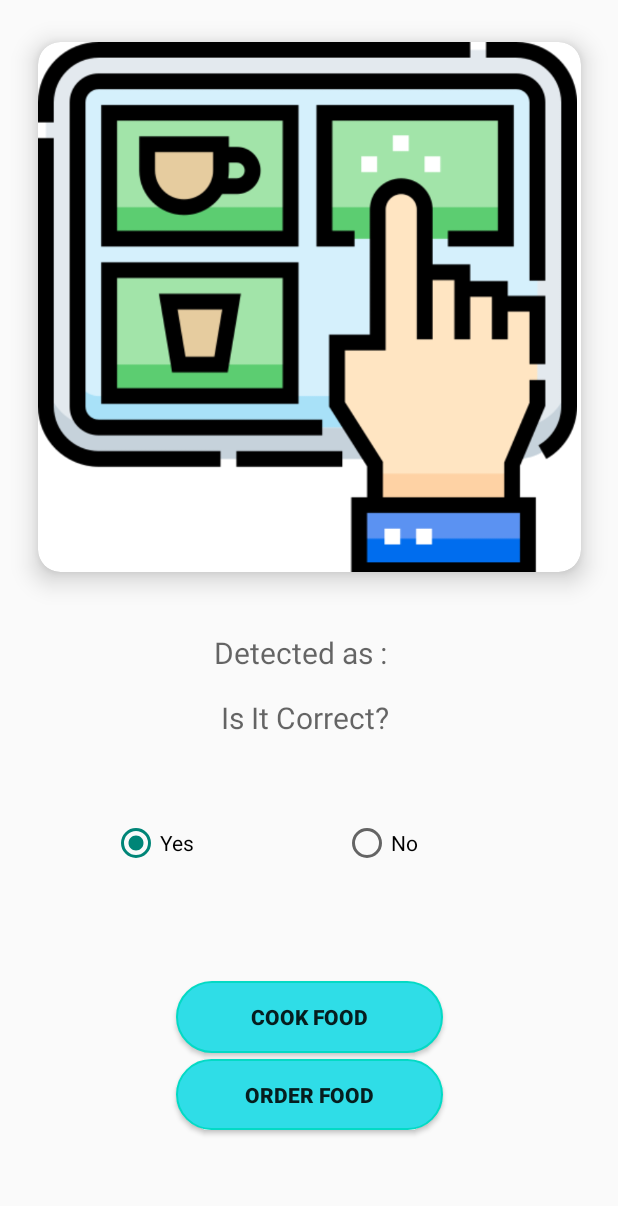
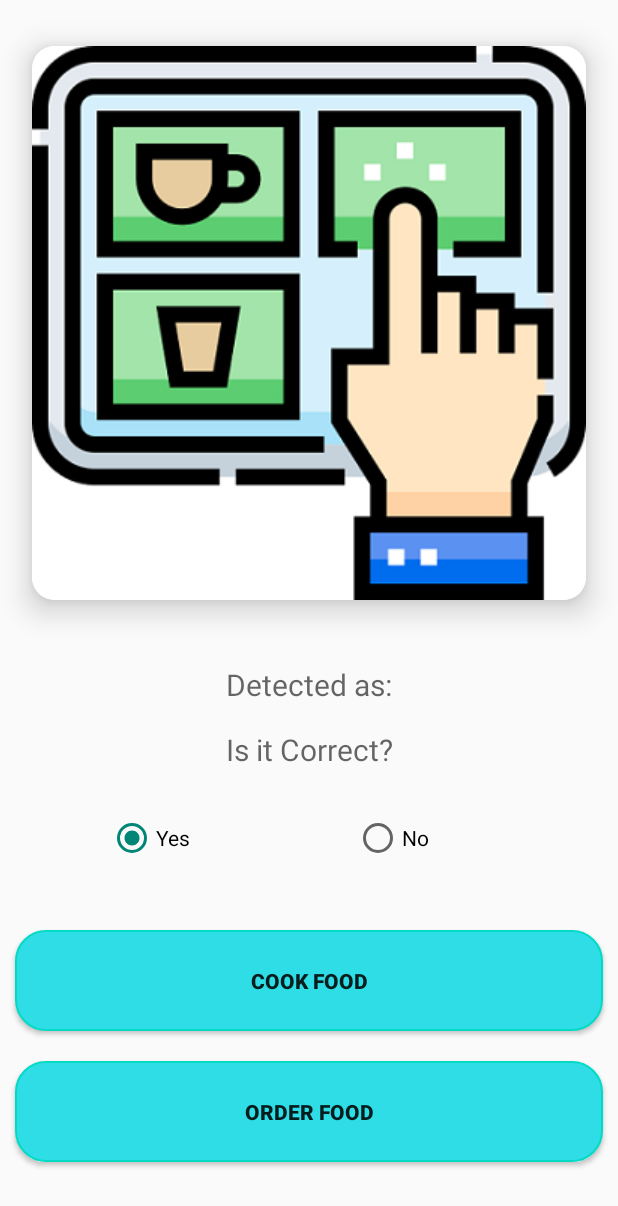
Before and after one commit to Raj-53/Group44_OneClickBite_Final, an Android app: the Food_Detection_Activity screen opened directly, with no data from a screen before it, after a tap on "Yes", on a phone screen of 412 x 824 dp. Shown: the top 1206 px of the screen. Run offline under Robolectric (Android 15) with nearby library versions, the phone set to English and light mode, and no system bars.

Commit message:
Ui improvements

```diff
--- a/app/src/main/AndroidManifest.xml
+++ b/app/src/main/AndroidManifest.xml
@@ -25,7 +25,6 @@
         <activity
             android:name=".Splash"
             android:theme="@style/Theme.Design.Light.NoActionBar"
-            android:configChanges="orientation"
             android:exported="true">
             <intent-filter>
                 <action android:name="android.intent.action.MAIN" />
@@ -35,13 +34,11 @@
         <activity
             android:name=".Food_Detection_Activity"
             android:theme="@style/Theme.Design.Light.NoActionBar"
-            android:configChanges="orientation"
             android:exported="false"/>
         <activity
             android:name=".MainActivity"
             android:theme="@style/Theme.Design.Light.NoActionBar"
-            android:configChanges="orientation"
-            android:exported="true">
+            android:exported="false">
         </activity>
     </application>
 
--- a/app/src/main/res/drawable/btn_styling.xml
+++ b/app/src/main/res/drawable/btn_styling.xml
@@ -8,6 +8,10 @@
         android:width="1dp"
         android:color="@color/teal_200" />
     <corners
-        android:radius="40dp" />
-
+        android:radius="20dp" />
+    <padding
+        android:top="24dp"
+        android:right="24dp"
+        android:left="24dp"
+        android:bottom="24dp" />
 </shape>
--- a/app/src/main/res/layout-land/activity_food_detection.xml
+++ b/app/src/main/res/layout-land/activity_food_detection.xml
@@ -19,14 +19,15 @@
 
             <androidx.cardview.widget.CardView
                 android:id="@+id/cardView"
-                android:layout_width="281dp"
-                android:layout_height="255dp"
+                android:layout_width="wrap_content"
+                android:layout_height="wrap_content"
                 android:layout_marginStart="24dp"
                 android:layout_marginTop="8dp"
                 android:layout_marginBottom="8dp"
                 app:cardCornerRadius="15dp"
                 app:cardElevation="10dp"
                 app:cardUseCompatPadding="true"
+                app:cardPreventCornerOverlap="true"
                 app:layout_constraintBottom_toBottomOf="parent"
                 app:layout_constraintStart_toStartOf="parent"
                 app:layout_constraintTop_toTopOf="parent"
@@ -34,8 +35,8 @@
 
                 <ImageView
                     android:id="@+id/FoodImg"
-                    android:layout_width="257dp"
-                    android:layout_height="216dp"
+                    android:layout_width="match_parent"
+                    android:layout_height="match_parent"
                     android:scaleType="fitXY"
                     android:src="@drawable/select_food" />
 
@@ -44,29 +45,29 @@
 
             <TextView
                 android:id="@+id/txtLabel"
-                android:layout_width="270dp"
+                android:layout_width="wrap_content"
                 android:layout_height="wrap_content"
                 android:layout_marginStart="24dp"
                 android:layout_marginTop="16dp"
-                android:hint="Detected Food label"
+                android:hint="@string/tvHint"
                 android:textAlignment="center"
                 android:textAllCaps="false"
                 android:textSize="20sp"
+                app:layout_constraintEnd_toEndOf="parent"
                 app:layout_constraintStart_toEndOf="@+id/cardView"
                 app:layout_constraintTop_toTopOf="parent" />
 
             <TextView
                 android:id="@+id/txtCorrect"
-                android:layout_width="270dp"
+                android:layout_width="wrap_content"
                 android:layout_height="wrap_content"
                 android:layout_marginTop="18dp"
-                android:hint="Is It Correct?"
+                android:hint="@string/tvHint1"
                 android:textAlignment="center"
                 android:textAllCaps="false"
                 android:textSize="20sp"
-                app:layout_constraintEnd_toEndOf="@+id/txtLabel"
-                app:layout_constraintHorizontal_bias="0.0"
-                app:layout_constraintStart_toStartOf="@+id/txtLabel"
+                app:layout_constraintEnd_toEndOf="parent"
+                app:layout_constraintStart_toEndOf="@+id/cardView"
                 app:layout_constraintTop_toBottomOf="@+id/txtLabel" />
 
             <RadioGroup
@@ -76,41 +77,39 @@
                 android:layout_marginTop="8dp"
                 android:orientation="horizontal"
                 app:layout_constraintBottom_toTopOf="@+id/orderContainer"
-                app:layout_constraintEnd_toEndOf="@+id/txtCorrect"
-                app:layout_constraintHorizontal_bias="0.564"
-                app:layout_constraintStart_toStartOf="@+id/txtCorrect"
+                app:layout_constraintEnd_toEndOf="parent"
+                app:layout_constraintStart_toEndOf="@+id/cardView"
                 app:layout_constraintTop_toBottomOf="@+id/txtCorrect"
                 app:layout_constraintVertical_bias="0.0">
 
                 <RadioButton
                     android:id="@+id/radioYes"
-                    android:layout_width="104dp"
-                    android:layout_height="37dp"
+                    android:layout_width="wrap_content"
+                    android:layout_height="wrap_content"
+                    android:layout_margin="8dp"
                     android:layout_marginVertical="10dp"
-                    android:layout_marginLeft="8dp"
-                    android:text="Yes" />
+                    android:text="@string/rYes" />
 
                 <RadioButton
                     android:id="@+id/radioNo"
-                    android:layout_width="104dp"
-                    android:layout_height="37dp"
+                    android:layout_width="wrap_content"
+                    android:layout_height="wrap_content"
                     android:layout_marginVertical="10dp"
-                    android:layout_marginLeft="50dp"
-                    android:layout_marginRight="8dp"
-                    android:text="No" />
+                    android:layout_marginStart="50dp"
+                    android:layout_marginEnd="8dp"
+                    android:text="@string/rNo" />
 
             </RadioGroup>
 
             <FrameLayout
                 android:id="@+id/orderContainer"
-                android:layout_width="290dp"
-                android:layout_height="118dp"
+                android:layout_width="wrap_content"
+                android:layout_height="wrap_content"
                 android:layout_marginTop="68dp"
                 android:layout_marginBottom="16dp"
                 app:layout_constraintBottom_toBottomOf="parent"
-                app:layout_constraintEnd_toEndOf="@+id/radioGroup"
-                app:layout_constraintHorizontal_bias="0.222"
-                app:layout_constraintStart_toStartOf="@+id/radioGroup"
+                app:layout_constraintEnd_toEndOf="parent"
+                app:layout_constraintStart_toEndOf="@+id/cardView"
                 app:layout_constraintTop_toBottomOf="@+id/txtCorrect" />
 
         </androidx.constraintlayout.widget.ConstraintLayout>
--- a/app/src/main/res/layout/activity_food_detection.xml
+++ b/app/src/main/res/layout/activity_food_detection.xml
@@ -9,11 +9,12 @@
 
     <androidx.cardview.widget.CardView
         android:id="@+id/cardView"
-        android:layout_width="391dp"
-        android:layout_height="393dp"
+        android:layout_width="wrap_content"
+        android:layout_height="wrap_content"
         android:layout_marginTop="8dp"
         app:cardCornerRadius="15dp"
-        app:cardElevation="10dp"
+        app:cardElevation="12dp"
+        app:cardPreventCornerOverlap="true"
         app:cardUseCompatPadding="true"
         app:layout_constraintEnd_toEndOf="parent"
         app:layout_constraintStart_toStartOf="parent"
@@ -21,8 +22,8 @@
 
         <ImageView
             android:id="@+id/FoodImg"
-            android:layout_width="359dp"
-            android:layout_height="357dp"
+            android:layout_width="match_parent"
+            android:layout_height="match_parent"
             android:scaleType="fitXY"
             android:src="@drawable/select_food" />
 
@@ -31,30 +32,28 @@
 
     <TextView
         android:id="@+id/txtLabel"
-        android:layout_width="270dp"
+        android:layout_width="wrap_content"
         android:layout_height="wrap_content"
         android:layout_marginTop="20dp"
-        android:hint="Detected as : "
+        android:hint="@string/tvHint"
         android:textAlignment="center"
         android:textAllCaps="false"
         android:textSize="20sp"
-        app:layout_constraintEnd_toEndOf="@+id/cardView"
-        app:layout_constraintHorizontal_bias="0.471"
-        app:layout_constraintStart_toStartOf="@+id/cardView"
+        app:layout_constraintEnd_toEndOf="parent"
+        app:layout_constraintStart_toStartOf="parent"
         app:layout_constraintTop_toBottomOf="@+id/cardView" />
 
     <TextView
         android:id="@+id/txtCorrect"
-        android:layout_width="270dp"
+        android:layout_width="wrap_content"
         android:layout_height="wrap_content"
         android:layout_marginTop="16dp"
-        android:hint="Is It Correct?"
+        android:hint="@string/tvHint1"
         android:textAlignment="center"
         android:textAllCaps="false"
         android:textSize="20sp"
-        app:layout_constraintEnd_toEndOf="@+id/txtLabel"
-        app:layout_constraintHorizontal_bias="0.0"
-        app:layout_constraintStart_toStartOf="@+id/txtLabel"
+        app:layout_constraintEnd_toEndOf="parent"
+        app:layout_constraintStart_toStartOf="parent"
         app:layout_constraintTop_toBottomOf="@+id/txtLabel" />
 
     <RadioGroup
@@ -63,35 +62,34 @@
         android:layout_height="wrap_content"
         android:orientation="horizontal"
         app:layout_constraintBottom_toTopOf="@+id/orderContainer"
-        app:layout_constraintEnd_toEndOf="@+id/txtCorrect"
-        app:layout_constraintHorizontal_bias="0.455"
-        app:layout_constraintStart_toStartOf="@+id/txtCorrect"
+        app:layout_constraintEnd_toEndOf="parent"
+        app:layout_constraintStart_toStartOf="parent"
         app:layout_constraintTop_toBottomOf="@+id/txtCorrect"
-        app:layout_constraintVertical_bias="0.428">
+        app:layout_constraintVertical_bias="0.425">
 
         <RadioButton
             android:id="@+id/radioYes"
             android:layout_width="104dp"
             android:layout_height="37dp"
-            android:layout_marginLeft="10dp"
+            android:layout_margin="10dp"
             android:layout_marginVertical="10dp"
-            android:text="Yes" />
+            android:text="@string/rYes" />
 
         <RadioButton
             android:id="@+id/radioNo"
             android:layout_width="104dp"
             android:layout_height="37dp"
             android:layout_marginVertical="10dp"
-            android:layout_marginLeft="50dp"
-            android:layout_marginRight="10dp"
-            android:text="No" />
+            android:layout_marginStart="50dp"
+            android:layout_marginEnd="10dp"
+            android:text="@string/rNo" />
 
     </RadioGroup>
 
     <FrameLayout
         android:id="@+id/orderContainer"
-        android:layout_width="335dp"
-        android:layout_height="117dp"
+        android:layout_width="match_parent"
+        android:layout_height="wrap_content"
         android:layout_marginTop="32dp"
         android:layout_marginBottom="16dp"
         app:layout_constraintBottom_toBottomOf="parent"
--- a/app/src/main/res/layout/fragment_order.xml
+++ b/app/src/main/res/layout/fragment_order.xml
@@ -1,5 +1,5 @@
 <?xml version="1.0" encoding="utf-8"?>
-<androidx.constraintlayout.widget.ConstraintLayout
+<ScrollView
     xmlns:android="http://schemas.android.com/apk/res/android"
     xmlns:app="http://schemas.android.com/apk/res-auto"
     xmlns:tools="http://schemas.android.com/tools"
@@ -7,28 +7,28 @@
     android:layout_height="match_parent"
     tools:context=".OrderFragment">
 
+        <LinearLayout
+            android:layout_width="match_parent"
+            android:layout_height="wrap_content"
+            android:orientation="vertical"
+            android:layout_gravity="center">
         <androidx.appcompat.widget.AppCompatButton
             android:id="@+id/btnCook"
-        android:layout_width="178dp"
-        android:layout_height="48dp"
-        android:layout_marginTop="8dp"
+            android:layout_width="match_parent"
+            android:layout_height="wrap_content"
             android:background="@drawable/btn_styling"
-        android:text="Cook Food"
-        android:textStyle="bold"
-        app:layout_constraintEnd_toEndOf="parent"
-        app:layout_constraintStart_toStartOf="parent"
-        app:layout_constraintTop_toTopOf="parent" />
+            android:text="@string/cook"
+            android:layout_margin="10dp"
+            android:textStyle="bold" />
 
         <androidx.appcompat.widget.AppCompatButton
             android:id="@+id/btnOrder"
-        android:layout_width="178dp"
-        android:layout_height="47dp"
-        android:layout_marginTop="4dp"
+            android:layout_width="match_parent"
+            android:layout_height="wrap_content"
             android:background="@drawable/btn_styling"
-        android:text="Order Food"
-        android:textStyle="bold"
-        app:layout_constraintEnd_toEndOf="@+id/btnCook"
-        app:layout_constraintStart_toStartOf="@+id/btnCook"
-        app:layout_constraintTop_toBottomOf="@+id/btnCook" />
+            android:text="@string/order"
+            android:layout_margin="10dp"
+            android:textStyle="bold"/>
+        </LinearLayout>
 
-</androidx.constraintlayout.widget.ConstraintLayout>
+    </ScrollView>
--- a/app/src/main/res/values/strings.xml
+++ b/app/src/main/res/values/strings.xml
@@ -2,4 +2,13 @@
     <string name="app_name">OneClickBite</string>
     <!-- TODO: Remove or change this placeholder text -->
     <string name="hello_blank_fragment">Hello blank fragment</string>
+    <string name="tvHint">Detected as:</string>
+    <string name="tvHint1">Is it Correct?</string>
+    <string name="rYes">Yes</string>
+    <string name="rNo">No</string>
+    <string name="cook">Cook Food</string>
+    <string name="order">Order Food</string>
+    <string name="Camera">Camera</string>
+    <string name="Detect">Detect</string>
+    <string name="Gallery">Gallery</string>
 </resources>
```
Also changed, not shown: app/src/main/java/com/example/oneclickbite/MainActivity.java (+8 -3 lines), app/src/main/res/layout-land/activity_main.xml (+37 -38 lines), app/src/main/res/layout/activity_main.xml (+15 -15 lines), app/src/main/res/drawable/select_food.png. Lines whose indentation alone changed are shown as unchanged.
